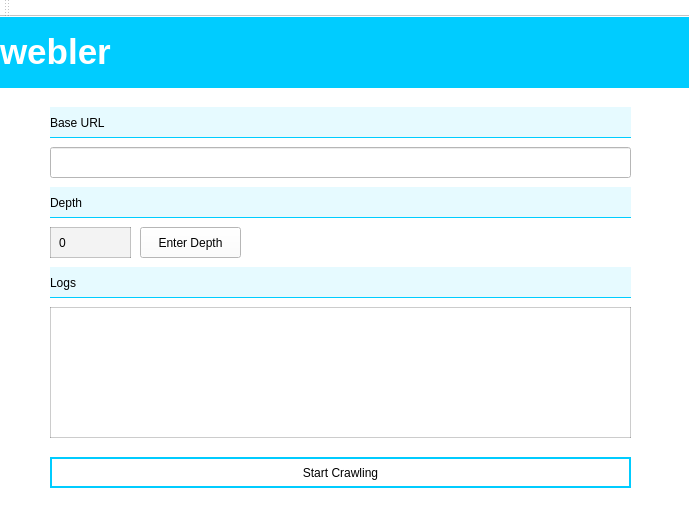
The window that desktop_app/webler/mainwindow.ui (SDey96/libwebler) describes before a commit, drawn with Qt 5.
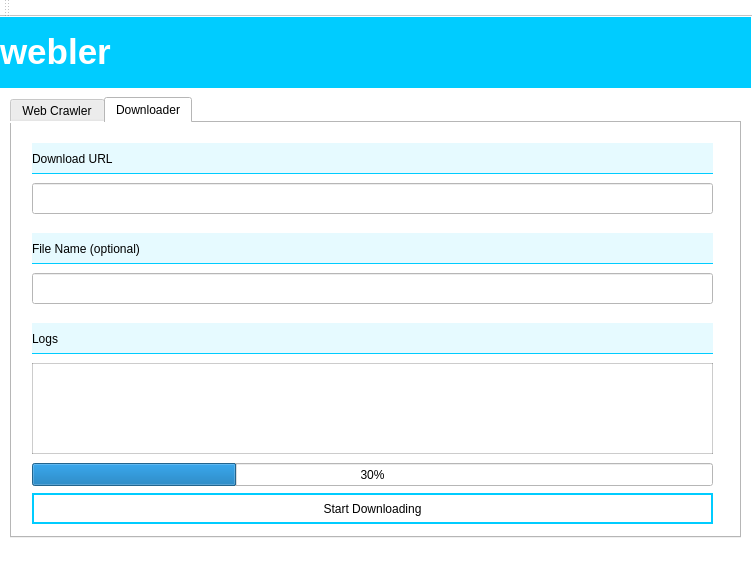
The same window after the commit.

Patch:
```diff
--- a/desktop_app/webler/mainwindow.ui
+++ b/desktop_app/webler/mainwindow.ui
@@ -6,8 +6,8 @@
    <rect>
     <x>0</x>
     <y>0</y>
-    <width>689</width>
-    <height>522</height>
+    <width>752</width>
+    <height>561</height>
    </rect>
   </property>
   <property name="windowTitle">
@@ -17,25 +17,72 @@
    <string notr="true">background: #fff</string>
   </property>
   <widget class="QWidget" name="centralWidget">
-   <widget class="QLineEdit" name="lineEdit">
+   <widget class="QLabel" name="label">
     <property name="geometry">
      <rect>
-      <x>50</x>
-      <y>130</y>
-      <width>581</width>
-      <height>31</height>
+      <x>0</x>
+      <y>0</y>
+      <width>751</width>
+      <height>71</height>
      </rect>
+    </property>
+    <property name="styleSheet">
+     <string notr="true">background: #00ccff;
+color: #fff;
+padding-left:3em;</string>
+    </property>
+    <property name="text">
+     <string>&lt;html&gt;&lt;head/&gt;&lt;body&gt;&lt;p&gt;&lt;span style=&quot; font-size:26pt; font-weight:600;&quot;&gt;webler&lt;/span&gt;&lt;/p&gt;&lt;/body&gt;&lt;/html&gt;</string>
+    </property>
+   </widget>
+   <widget class="QPushButton" name="pushButton">
+    <property name="geometry">
+     <rect>
+      <x>670</x>
+      <y>0</y>
+      <width>16</width>
+      <height>16</height>
+     </rect>
+    </property>
+    <property name="styleSheet">
+     <string notr="true">background: #00ccff;
+border: 0;</string>
+    </property>
+    <property name="text">
+     <string/>
+    </property>
+   </widget>
+   <widget class="QTabWidget" name="tabWidget">
+    <property name="geometry">
+     <rect>
+      <x>10</x>
+      <y>80</y>
+      <width>731</width>
+      <height>441</height>
+     </rect>
+    </property>
+    <property name="whatsThis">
+     <string>&lt;html&gt;&lt;head/&gt;&lt;body&gt;&lt;p&gt;&lt;br/&gt;&lt;/p&gt;&lt;/body&gt;&lt;/html&gt;</string>
+    </property>
+    <property name="currentIndex">
+     <number>1</number>
+    </property>
+    <widget class="QWidget" name="tab">
+     <property name="toolTip">
+      <string>&lt;html&gt;&lt;head/&gt;&lt;body&gt;&lt;p&gt;&lt;br/&gt;&lt;/p&gt;&lt;/body&gt;&lt;/html&gt;</string>
     </property>
     <property name="styleSheet">
      <string notr="true"/>
     </property>
-   </widget>
+     <attribute name="title">
+      <string>Web Crawler</string>
+     </attribute>
    <widget class="QLabel" name="baseHead">
     <property name="geometry">
      <rect>
-      <x>50</x>
-      <y>90</y>
-      <width>581</width>
+        <x>20</x>
+        <y>20</y>
+        <width>681</width>
       <height>31</height>
      </rect>
     </property>
@@ -48,12 +95,25 @@
      <string>Base URL</string>
     </property>
    </widget>
+     <widget class="QLineEdit" name="lineEdit">
+      <property name="geometry">
+       <rect>
+        <x>20</x>
+        <y>60</y>
+        <width>681</width>
+        <height>31</height>
+       </rect>
+      </property>
+      <property name="styleSheet">
+       <string notr="true"/>
+      </property>
+     </widget>
    <widget class="QLabel" name="depthHead">
     <property name="geometry">
      <rect>
-      <x>50</x>
-      <y>170</y>
-      <width>581</width>
+        <x>20</x>
+        <y>110</y>
+        <width>681</width>
       <height>31</height>
      </rect>
     </property>
@@ -66,25 +126,12 @@
      <string>Depth</string>
     </property>
    </widget>
-   <widget class="QPushButton" name="getDepth">
-    <property name="geometry">
-     <rect>
-      <x>140</x>
-      <y>210</y>
-      <width>101</width>
-      <height>31</height>
-     </rect>
-    </property>
-    <property name="text">
-     <string>Enter Depth</string>
-    </property>
-   </widget>
    <widget class="QLabel" name="depthValue">
     <property name="geometry">
      <rect>
-      <x>50</x>
-      <y>210</y>
-      <width>81</width>
+        <x>30</x>
+        <y>150</y>
+        <width>101</width>
       <height>31</height>
      </rect>
     </property>
@@ -97,12 +144,43 @@
      <string>0</string>
     </property>
    </widget>
+     <widget class="QPushButton" name="getDepth">
+      <property name="geometry">
+       <rect>
+        <x>150</x>
+        <y>150</y>
+        <width>111</width>
+        <height>31</height>
+       </rect>
+      </property>
+      <property name="text">
+       <string>Enter Depth</string>
+      </property>
+     </widget>
+     <widget class="QLabel" name="depthHead_2">
+      <property name="geometry">
+       <rect>
+        <x>20</x>
+        <y>190</y>
+        <width>681</width>
+        <height>31</height>
+       </rect>
+      </property>
+      <property name="styleSheet">
+       <string notr="true">background: rgba(0,204,255,0.1);
+border-bottom: 1px solid rgba(0,204,255,1);
+padding-left: 1em;</string>
+      </property>
+      <property name="text">
+       <string>Logs</string>
+      </property>
+     </widget>
    <widget class="QPushButton" name="submit">
     <property name="geometry">
      <rect>
-      <x>50</x>
-      <y>440</y>
-      <width>581</width>
+        <x>20</x>
+        <y>370</y>
+        <width>681</width>
       <height>31</height>
      </rect>
     </property>
@@ -113,30 +191,12 @@
      <string>Start Crawling</string>
     </property>
    </widget>
-   <widget class="QLabel" name="label">
-    <property name="geometry">
-     <rect>
-      <x>0</x>
-      <y>0</y>
-      <width>691</width>
-      <height>71</height>
-     </rect>
-    </property>
-    <property name="styleSheet">
-     <string notr="true">background: #00ccff;
-color: #fff;
-padding-left:3em;</string>
-    </property>
-    <property name="text">
-     <string>&lt;html&gt;&lt;head/&gt;&lt;body&gt;&lt;p&gt;&lt;span style=&quot; font-size:26pt; font-weight:600;&quot;&gt;webler&lt;/span&gt;&lt;/p&gt;&lt;/body&gt;&lt;/html&gt;</string>
-    </property>
-   </widget>
    <widget class="QTextEdit" name="messages">
     <property name="geometry">
      <rect>
-      <x>50</x>
-      <y>290</y>
-      <width>581</width>
+        <x>20</x>
+        <y>230</y>
+        <width>681</width>
       <height>131</height>
      </rect>
     </property>
@@ -144,12 +204,121 @@
      <string notr="true">border: 1px solid rgba(0,0,0,0.2);</string>
     </property>
    </widget>
-   <widget class="QLabel" name="depthHead_2">
+    </widget>
+    <widget class="QWidget" name="tab_2">
+     <attribute name="title">
+      <string>Downloader</string>
+     </attribute>
+     <widget class="QLabel" name="baseHead_2">
     <property name="geometry">
      <rect>
-      <x>50</x>
-      <y>250</y>
-      <width>581</width>
+        <x>20</x>
+        <y>20</y>
+        <width>681</width>
+        <height>31</height>
+       </rect>
+      </property>
+      <property name="styleSheet">
+       <string notr="true">background: rgba(0,204,255,0.1);
+border-bottom: 1px solid rgba(0,204,255,1);
+padding-left: 1em;</string>
+      </property>
+      <property name="text">
+       <string>Download URL</string>
+      </property>
+     </widget>
+     <widget class="QLineEdit" name="lineEdit_2">
+      <property name="geometry">
+       <rect>
+        <x>20</x>
+        <y>60</y>
+        <width>681</width>
+        <height>31</height>
+       </rect>
+      </property>
+      <property name="styleSheet">
+       <string notr="true"/>
+      </property>
+     </widget>
+     <widget class="QProgressBar" name="progressBar">
+      <property name="geometry">
+       <rect>
+        <x>20</x>
+        <y>340</y>
+        <width>681</width>
+        <height>23</height>
+       </rect>
+      </property>
+      <property name="value">
+       <number>30</number>
+      </property>
+     </widget>
+     <widget class="QPushButton" name="submit_2">
+      <property name="geometry">
+       <rect>
+        <x>20</x>
+        <y>370</y>
+        <width>681</width>
+        <height>31</height>
+       </rect>
+      </property>
+      <property name="styleSheet">
+       <string notr="true">border: 2px solid #00ccff;</string>
+      </property>
+      <property name="text">
+       <string>Start Downloading</string>
+      </property>
+     </widget>
+     <widget class="QLabel" name="baseHead_3">
+      <property name="geometry">
+       <rect>
+        <x>20</x>
+        <y>110</y>
+        <width>681</width>
+        <height>31</height>
+       </rect>
+      </property>
+      <property name="styleSheet">
+       <string notr="true">background: rgba(0,204,255,0.1);
+border-bottom: 1px solid rgba(0,204,255,1);
+padding-left: 1em;</string>
+      </property>
+      <property name="text">
+       <string>File Name (optional)</string>
+      </property>
+     </widget>
+     <widget class="QLineEdit" name="lineEdit_3">
+      <property name="geometry">
+       <rect>
+        <x>20</x>
+        <y>150</y>
+        <width>681</width>
+        <height>31</height>
+       </rect>
+      </property>
+      <property name="styleSheet">
+       <string notr="true"/>
+      </property>
+     </widget>
+     <widget class="QTextEdit" name="messages_2">
+      <property name="geometry">
+       <rect>
+        <x>20</x>
+        <y>240</y>
+        <width>681</width>
+        <height>91</height>
+       </rect>
+      </property>
+      <property name="styleSheet">
+       <string notr="true">border: 1px solid rgba(0,0,0,0.2);</string>
+      </property>
+     </widget>
+     <widget class="QLabel" name="baseHead_4">
+      <property name="geometry">
+       <rect>
+        <x>20</x>
+        <y>200</y>
+        <width>681</width>
       <height>31</height>
      </rect>
     </property>
@@ -162,22 +331,7 @@
      <string>Logs</string>
     </property>
    </widget>
-   <widget class="QPushButton" name="pushButton">
-    <property name="geometry">
-     <rect>
-      <x>670</x>
-      <y>0</y>
-      <width>16</width>
-      <height>16</height>
-     </rect>
-    </property>
-    <property name="styleSheet">
-     <string notr="true">background: #00ccff;
-border: 0;</string>
-    </property>
-    <property name="text">
-     <string/>
-    </property>
+    </widget>
    </widget>
   </widget>
   <widget class="QToolBar" name="mainToolBar">
```
Lines whose indentation alone changed are shown as unchanged.
